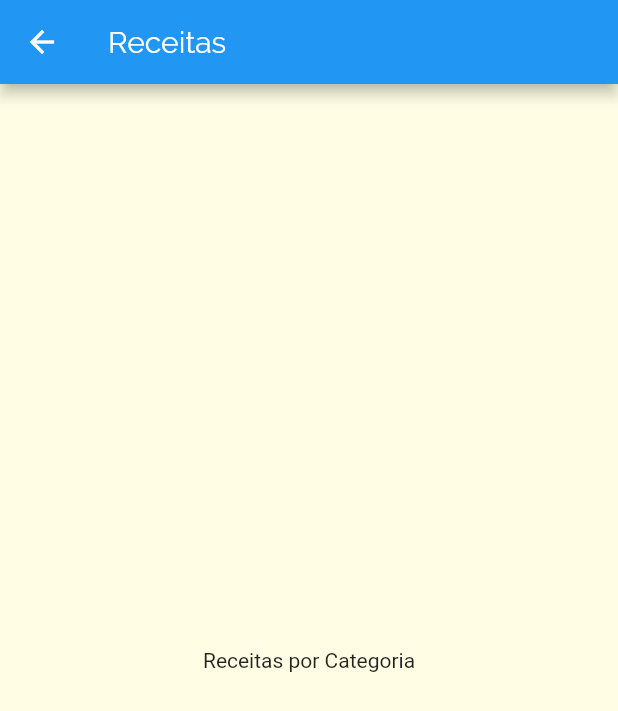
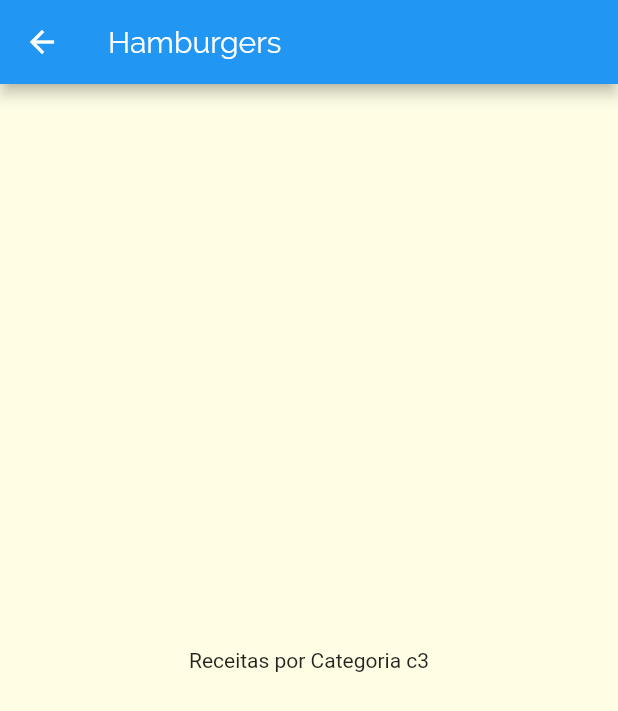
Before and after one commit to sergiohideki/appmeal, a Flutter app: the screen it shows after launch, after a tap on "Hamburgers", on a phone screen of 412 x 824 dp. Shown: the top 711 px of the screen. Run offline on Flutter 3.47's test engine with Material 2 defaults, Android fonts, the phone set to English and light mode, and no system bars.

```diff
--- a/meals/lib/components/category_item.dart
+++ b/meals/lib/components/category_item.dart
@@ -12,7 +12,7 @@ class CategoryItem extends StatelessWidget {
     Navigator.of(context).push(
       MaterialPageRoute(
         builder: (_) {
-          return CategoriesmealsScreen();
+          return CategoriesmealsScreen(category);
         },
       ),
     );
--- a/meals/lib/screens/categories_meals_screen.dart
+++ b/meals/lib/screens/categories_meals_screen.dart
@@ -1,14 +1,21 @@
 import 'package:flutter/material.dart';
 
+import '../models/category.dart';
+
 class CategoriesmealsScreen extends StatelessWidget {
+
+  final Category category;
+
+  const CategoriesmealsScreen(this.category);
+
   @override
   Widget build(BuildContext context) {
     return Scaffold(
       appBar: AppBar(
-        title: Text('Receitas'),
+        title: Text(category.title),
       ),
       body: Center(
-        child: Text('Receitas por Categoria'),
+        child: Text('Receitas por Categoria ${category.id}'),
       ),
     );
   }
```
